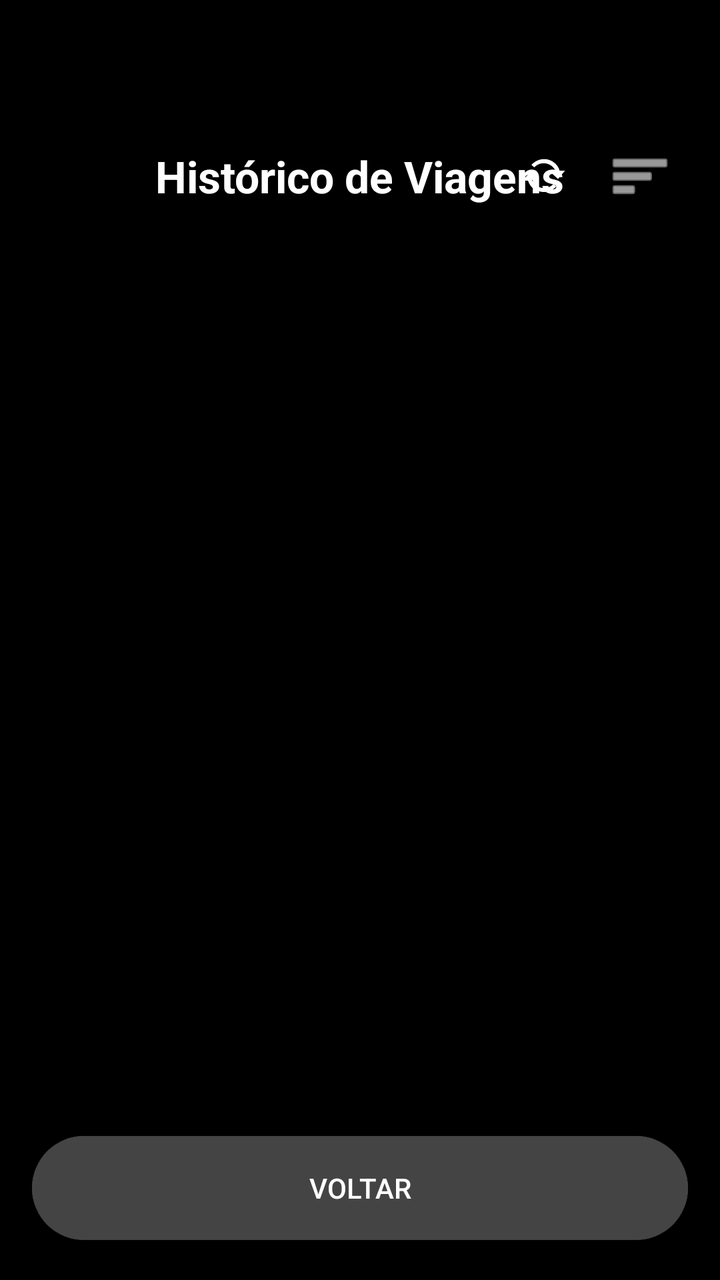
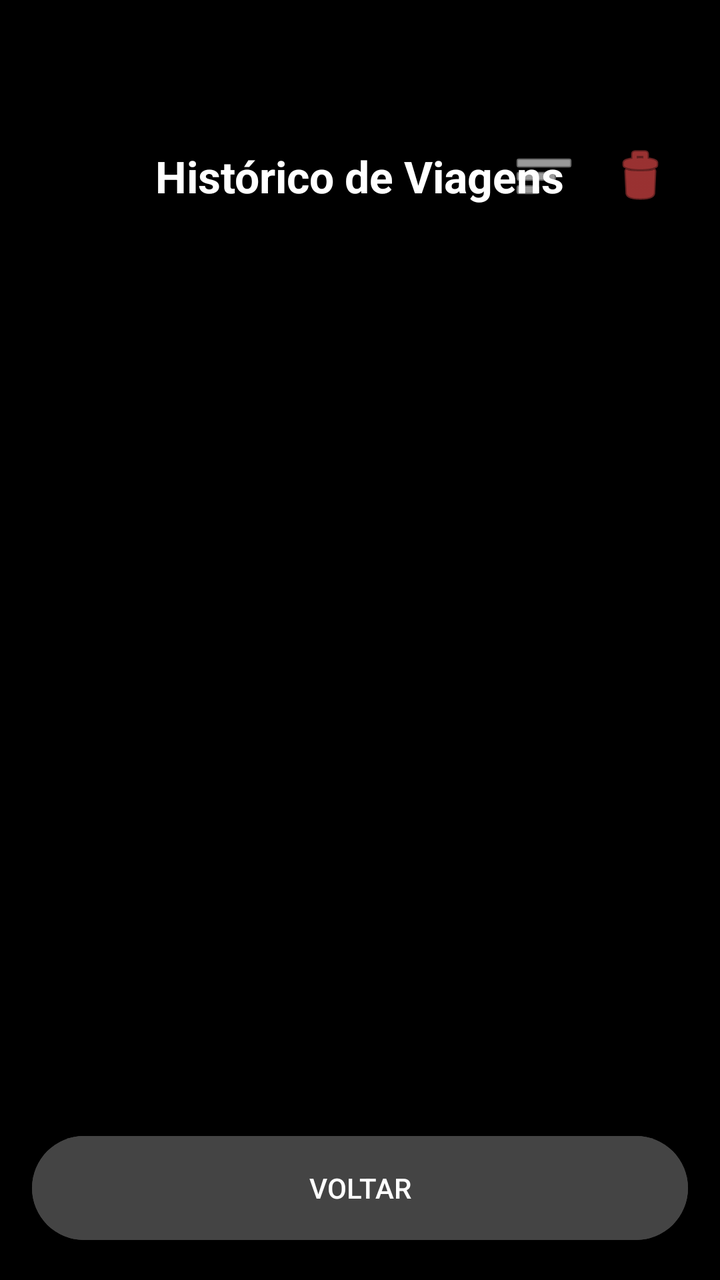

Screens rendered from an Android XML layout before and after an edit, with the pre-edit source and the edit as a unified diff.
<!-- AndroidManifest.xml: application theme Theme.ControleKM -->
<!-- res/layout/activity_historico.xml -->
<?xml version="1.0" encoding="utf-8"?>
<LinearLayout xmlns:android="http://schemas.android.com/apk/res/android"
    android:layout_width="match_parent"
    android:layout_height="match_parent"
    android:background="#000000"
    android:orientation="vertical"
    android:padding="16dp">

    <RelativeLayout
        android:layout_width="match_parent"
        android:layout_height="wrap_content"
        android:layout_marginTop="48dp"
        android:layout_marginBottom="16dp">

        <TextView
            android:layout_width="wrap_content"
            android:layout_height="wrap_content"
            android:layout_centerInParent="true"
            android:text="Histórico de Viagens"
            android:textColor="#FFFFFF"
            android:textSize="22sp"
            android:textStyle="bold" />

        <LinearLayout
            android:layout_width="wrap_content"
            android:layout_height="wrap_content"
            android:layout_alignParentEnd="true"
            android:layout_centerVertical="true"
            android:orientation="horizontal">

            <ImageButton
                android:id="@+id/btnRefresh"
                android:layout_width="48dp"
                android:layout_height="48dp"
                android:background="?android:attr/selectableItemBackgroundBorderless"
                android:src="@android:drawable/stat_notify_sync"
                android:tint="#FFFFFF"
                android:contentDescription="Atualizar" />

            <ImageButton
                android:id="@+id/btnFiltro"
                android:layout_width="48dp"
                android:layout_height="48dp"
                android:background="?android:attr/selectableItemBackgroundBorderless"
                android:src="@android:drawable/ic_menu_sort_by_size"
                android:tint="#FFFFFF"
                android:contentDescription="Filtrar" />
        </LinearLayout>
    </RelativeLayout>

    <TextView
        android:id="@+id/txtFiltroAtivo"
        android:layout_width="match_parent"
        android:layout_height="wrap_content"
        android:text="Filtro: Todos"
        android:textColor="#00E676"
        android:textSize="12sp"
        android:gravity="center"
        android:layout_marginBottom="8dp"
        android:visibility="gone"/>

    <ProgressBar
        android:id="@+id/progressHistorico"
        android:layout_width="wrap_content"
        android:layout_height="wrap_content"
        android:layout_gravity="center"
        android:visibility="gone" />

    <ScrollView
        android:layout_width="match_parent"
        android:layout_height="0dp"
        android:layout_weight="1">

        <LinearLayout
            android:id="@+id/containerHistorico"
            android:layout_width="match_parent"
            android:layout_height="wrap_content"
            android:orientation="vertical" />
    </ScrollView>

    <Button
        android:id="@+id/btnVoltarHistorico"
        android:layout_width="match_parent"
        android:layout_height="60dp"
        android:layout_marginTop="16dp"
        android:backgroundTint="#444444"
        android:text="VOLTAR"
        android:textColor="#FFFFFF" />

</LinearLayout>
<!-- resources referenced by this layout -->
<resources>
  <style name="Theme.ControleKM" parent="Base.Theme.ControleKM" />
  <style name="Base.Theme.ControleKM" parent="Theme.Material3.DayNight.NoActionBar">
          
          
      </style>
</resources>

<!-- the commit's change to res/layout/activity_historico.xml (unified diff, before → after) -->
@@ -29,15 +29,6 @@
             android:orientation="horizontal">
 
             <ImageButton
-                android:id="@+id/btnRefresh"
-                android:layout_width="48dp"
-                android:layout_height="48dp"
-                android:background="?android:attr/selectableItemBackgroundBorderless"
-                android:src="@android:drawable/stat_notify_sync"
-                android:tint="#FFFFFF"
-                android:contentDescription="Atualizar" />
-
-            <ImageButton
                 android:id="@+id/btnFiltro"
                 android:layout_width="48dp"
                 android:layout_height="48dp"
@@ -45,6 +36,15 @@
                 android:src="@android:drawable/ic_menu_sort_by_size"
                 android:tint="#FFFFFF"
                 android:contentDescription="Filtrar" />
+
+            <ImageButton
+                android:id="@+id/btnApagarTudo"
+                android:layout_width="48dp"
+                android:layout_height="48dp"
+                android:background="?android:attr/selectableItemBackgroundBorderless"
+                android:src="@android:drawable/ic_menu_delete"
+                android:tint="#FF5252"
+                android:contentDescription="Apagar Tudo" />
         </LinearLayout>
     </RelativeLayout>
 
<!-- resource entries referenced after the edit -->
@@ -1,9 +1,17 @@
 <!-- resources referenced by this layout -->
 <resources>
-  <style name="Theme.ControleKM" parent="Base.Theme.ControleKM" />
+  <style name="Theme.ControleKM" parent="Base.Theme.ControleKM">
+          <item name="bottomSheetDialogTheme">@style/CustomBottomSheetDialog</item>
+      </style>
   <style name="Base.Theme.ControleKM" parent="Theme.Material3.DayNight.NoActionBar">
           
           
       </style>
+  <style name="CustomBottomSheetDialog" parent="Theme.Design.Light.BottomSheetDialog">
+          <item name="bottomSheetStyle">@style/CustomBottomSheetStyle</item>
+      </style>
+  <style name="CustomBottomSheetStyle" parent="Widget.Design.BottomSheet.Modal">
+          <item name="android:background">@android:color/transparent</item>
+      </style>
 </resources>
 
